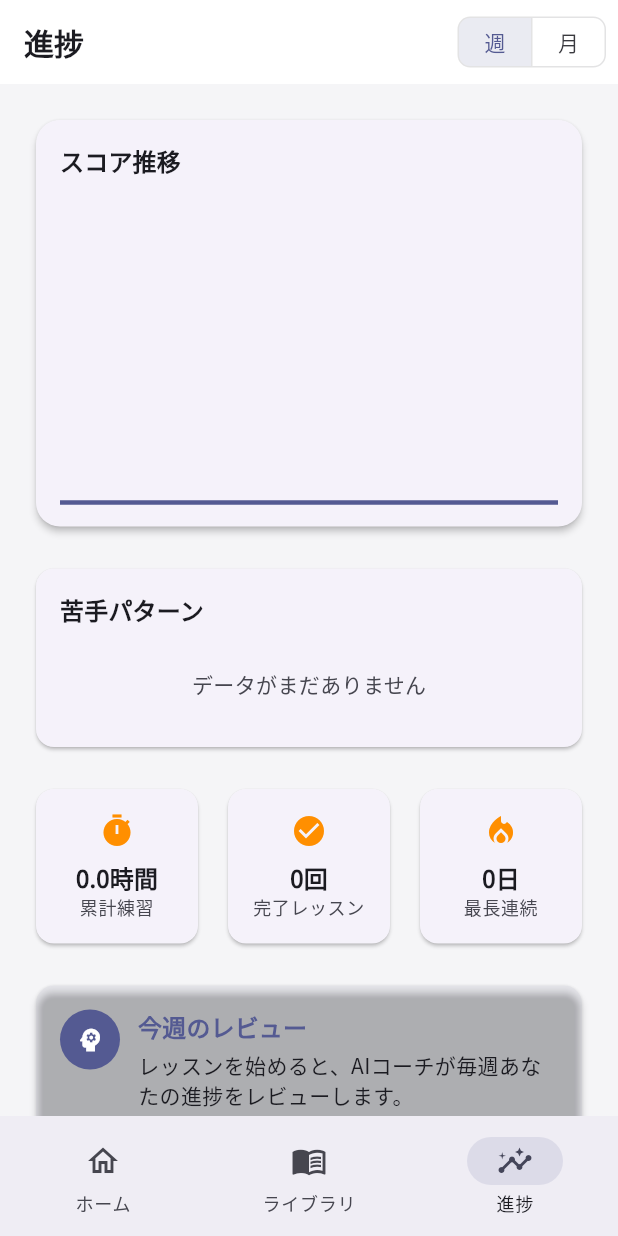
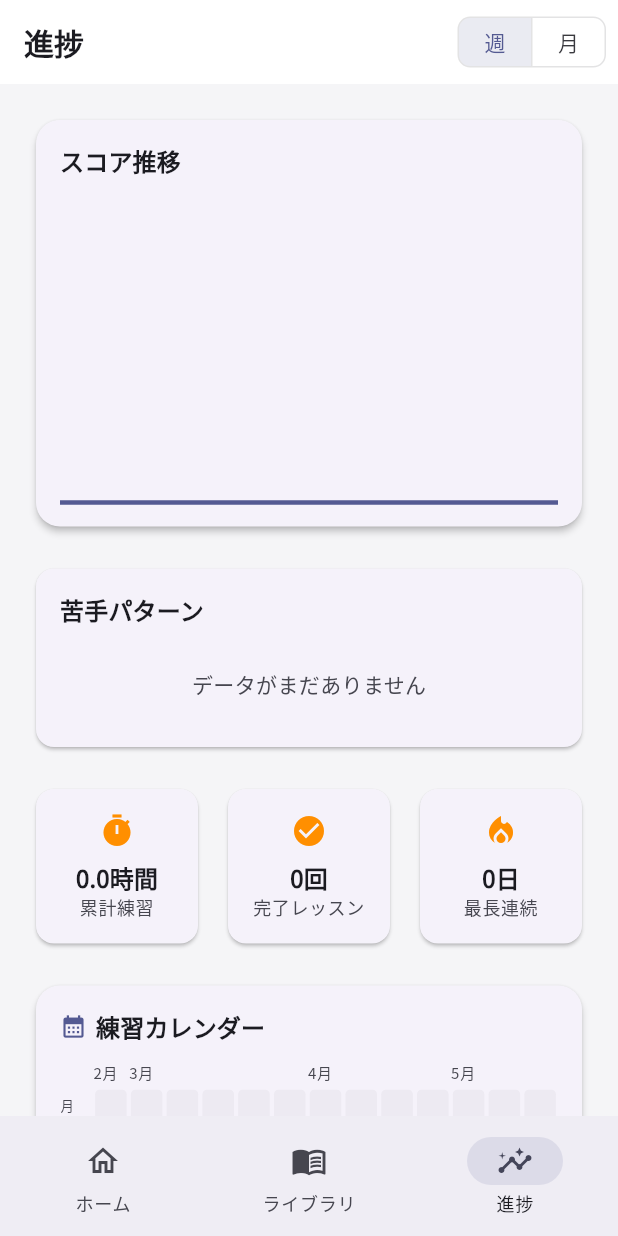
Before and after one commit to ishtos/Doppel, a Flutter app: the ProgressScreen screen opened by its route, on a phone screen of 412 x 824 dp. Run offline on Flutter 3.47's test engine with Material 3 defaults, Android fonts, the phone set to English and light mode, and no system bars; drawn by our look-alikes of fl_chart; our stand-ins replace flutter_local_notifications, flutter_riverpod, flutter_tts, freezed_annotation, go_router, google_fonts and 4 more; missing offline and left inert: record; accounts and stored records are empty; generated files the repository leaves out were written again.

Commit message:
feat: add practice calendar heatmap to progress screen
Progress画面にGitHub風の練習カレンダーヒートマップを追加。
過去13週分の練習頻度を色の濃淡で可視化し、練習日数・回数の
サマリーをカード内に表示。レスポンシブ対応で画面幅に応じた
セルサイズの自動調整に対応。

https://claude.ai/code/session_01TGyrywgqX9iu139M3Ly3wY

```diff
--- a/lib/features/progress/data/repositories/progress_repository.dart
+++ b/lib/features/progress/data/repositories/progress_repository.dart
@@ -78,6 +78,24 @@ class ProgressRepository {
       ..sort((a, b) => a.createdAt.compareTo(b.createdAt));
   }
 
+  // FIXED: 練習カレンダーヒートマップ用の日別練習回数データ
+  Map<DateTime, int> getPracticeCalendarData({int days = 91}) {
+    final cutoff = DateTime.now().subtract(Duration(days: days));
+    final result = <DateTime, int>{};
+    for (final raw in feedbackBox.values) {
+      final feedback = FeedbackModel.fromJson(deepCast(raw));
+      if (feedback.createdAt.isAfter(cutoff)) {
+        final key = DateTime(
+          feedback.createdAt.year,
+          feedback.createdAt.month,
+          feedback.createdAt.day,
+        );
+        result[key] = (result[key] ?? 0) + 1;
+      }
+    }
+    return result;
+  }
+
   /// Analyze weak pronunciation patterns from recent feedback.
   Map<String, double> getWeakPatterns() {
     final feedbacks = feedbackBox.values
--- a/lib/features/progress/presentation/providers/progress_provider.dart
+++ b/lib/features/progress/presentation/providers/progress_provider.dart
@@ -19,3 +19,8 @@ final scoreHistoryProvider =
 final weakPatternsProvider = Provider<Map<String, double>>((ref) {
   return ref.watch(progressRepositoryProvider).getWeakPatterns();
 });
+
+// FIXED: 練習カレンダーヒートマップ用プロバイダー追加
+final practiceCalendarProvider = Provider<Map<DateTime, int>>((ref) {
+  return ref.watch(progressRepositoryProvider).getPracticeCalendarData();
+});
--- a/lib/features/progress/presentation/screens/progress_screen.dart
+++ b/lib/features/progress/presentation/screens/progress_screen.dart
@@ -3,6 +3,7 @@ import 'package:flutter/material.dart';
 import 'package:flutter_riverpod/flutter_riverpod.dart';
 
 import '../providers/progress_provider.dart';
+import '../widgets/practice_calendar.dart';
 
 class ProgressScreen extends ConsumerStatefulWidget {
   const ProgressScreen({super.key});
@@ -21,6 +22,11 @@ class _ProgressScreenState extends ConsumerState<ProgressScreen> {
     final days = _isWeekly ? 7 : 30;
     final scoreHistory = ref.watch(scoreHistoryProvider(days));
     final weakPatterns = ref.watch(weakPatternsProvider);
+    // FIXED: 練習カレンダーヒートマップデータ取得
+    final calendarData = ref.watch(practiceCalendarProvider);
+    final practiceDays = calendarData.keys.length;
+    final totalSessions =
+        calendarData.values.fold<int>(0, (sum, c) => sum + c);
 
     // Build chart spots
     final spots = scoreHistory.isEmpty
@@ -207,6 +213,38 @@ class _ProgressScreenState extends ConsumerState<ProgressScreen> {
             ),
             const SizedBox(height: 20),
 
+            // FIXED: 練習カレンダーヒートマップカード追加
+            Card(
+              child: Padding(
+                padding: const EdgeInsets.all(16),
+                child: Column(
+                  crossAxisAlignment: CrossAxisAlignment.start,
+                  children: [
+                    Row(
+                      children: [
+                        Icon(Icons.calendar_month,
+                            size: 18, color: theme.colorScheme.primary),
+                        const SizedBox(width: 6),
+                        Text('練習カレンダー',
+                            style: theme.textTheme.titleSmall),
+                        const Spacer(),
+                        if (practiceDays > 0)
+                          Text(
+                            '$practiceDays日 / $totalSessions回',
+                            style: theme.textTheme.bodySmall?.copyWith(
+                              color: theme.colorScheme.onSurfaceVariant,
+                            ),
+                          ),
+                      ],
+                    ),
+                    const SizedBox(height: 12),
+                    PracticeCalendar(practiceData: calendarData),
+                  ],
+                ),
+              ),
+            ),
+            const SizedBox(height: 20),
+
             // Weekly review
             Card(
               color:
--- /dev/null
+++ b/lib/features/progress/presentation/widgets/practice_calendar.dart
@@ -0,0 +1,174 @@
+import 'package:flutter/material.dart';
+
+class PracticeCalendar extends StatelessWidget {
+  const PracticeCalendar({super.key, required this.practiceData});
+
+  final Map<DateTime, int> practiceData;
+
+  static const _weekCount = 13;
+  static const _dayLabels = ['月', '', '水', '', '金', '', ''];
+  static const _monthNames = [
+    '',
+    '1月',
+    '2月',
+    '3月',
+    '4月',
+    '5月',
+    '6月',
+    '7月',
+    '8月',
+    '9月',
+    '10月',
+    '11月',
+    '12月',
+  ];
+
+  @override
+  Widget build(BuildContext context) {
+    final theme = Theme.of(context);
+    final now = DateTime.now();
+    final today = DateTime(now.year, now.month, now.day);
+    final thisMonday = today.subtract(Duration(days: today.weekday - 1));
+    final startMonday =
+        thisMonday.subtract(const Duration(days: (_weekCount - 1) * 7));
+
+    return LayoutBuilder(
+      builder: (context, constraints) {
+        const labelWidth = 22.0;
+        final cellTotal = (constraints.maxWidth - labelWidth) / _weekCount;
+        final gap = (cellTotal * 0.12).clamp(1.5, 3.0);
+        final cellSize = cellTotal - gap;
+
+        return Column(
+          crossAxisAlignment: CrossAxisAlignment.start,
+          children: [
+            _buildMonthRow(startMonday, cellTotal, labelWidth, theme),
+            const SizedBox(height: 2),
+            Row(
+              crossAxisAlignment: CrossAxisAlignment.start,
+              children: [
+                _buildDayLabels(labelWidth, cellTotal, theme),
+                ...List.generate(_weekCount, (w) {
+                  return Column(
+                    children: List.generate(7, (d) {
+                      final date =
+                          startMonday.add(Duration(days: w * 7 + d));
+                      final future = date.isAfter(today);
+                      final count =
+                          future ? 0 : (practiceData[date] ?? 0);
+                      return Container(
+                        width: cellSize,
+                        height: cellSize,
+                        margin: EdgeInsets.all(gap / 2),
+                        decoration: BoxDecoration(
+                          color: future
+                              ? Colors.transparent
+                              : _color(count, theme),
+                          borderRadius: BorderRadius.circular(3),
+                          border: date == today
+                              ? Border.all(
+                                  color: theme.colorScheme.onSurface
+                                      .withValues(alpha: 0.4),
+                                  width: 1.5,
+                                )
+                              : null,
+                        ),
+                      );
+                    }),
+                  );
+                }),
+              ],
+            ),
+            const SizedBox(height: 8),
+            _buildLegend(cellSize.clamp(8.0, 12.0), theme),
+          ],
+        );
+      },
+    );
+  }
+
+  Widget _buildMonthRow(
+    DateTime start,
+    double cellTotal,
+    double labelWidth,
+    ThemeData theme,
+  ) {
+    final style = theme.textTheme.labelSmall?.copyWith(
+      fontSize: 10,
+      color: theme.colorScheme.onSurfaceVariant,
+    );
+    int? prev;
+    return Padding(
+      padding: EdgeInsets.only(left: labelWidth),
+      child: Row(
+        children: List.generate(_weekCount, (w) {
+          final mon = start.add(Duration(days: w * 7));
+          final m = mon.month;
+          final label = m != prev ? _monthNames[m] : '';
+          prev = m;
+          return SizedBox(width: cellTotal, child: Text(label, style: style));
+        }),
+      ),
+    );
+  }
+
+  Widget _buildDayLabels(
+    double width,
+    double cellTotal,
+    ThemeData theme,
+  ) {
+    final style = theme.textTheme.labelSmall?.copyWith(
+      fontSize: 9,
+      color: theme.colorScheme.onSurfaceVariant,
+    );
+    return SizedBox(
+      width: width,
+      child: Column(
+        children: _dayLabels
+            .map((l) => SizedBox(
+                  height: cellTotal,
+                  child: Align(
+                    alignment: Alignment.centerLeft,
+                    child: Text(l, style: style),
+                  ),
+                ))
+            .toList(),
+      ),
+    );
+  }
+
+  Widget _buildLegend(double size, ThemeData theme) {
+    final style = theme.textTheme.labelSmall?.copyWith(
+      fontSize: 10,
+      color: theme.colorScheme.onSurfaceVariant,
+    );
+    return Row(
+      mainAxisAlignment: MainAxisAlignment.end,
+      children: [
+        Text('少ない', style: style),
+        const SizedBox(width: 4),
+        for (var i = 0; i <= 3; i++)
+          Container(
+            width: size,
+            height: size,
+            margin: const EdgeInsets.only(right: 2),
+            decoration: BoxDecoration(
+              color: _color(i, theme),
+              borderRadius: BorderRadius.circular(2),
+            ),
+          ),
+        const SizedBox(width: 4),
+        Text('多い', style: style),
+      ],
+    );
+  }
+
+  Color _color(int count, ThemeData theme) {
+    if (count == 0) {
+      return theme.colorScheme.surfaceContainerHighest.withValues(alpha: 0.5);
+    }
+    if (count == 1) return theme.colorScheme.primary.withValues(alpha: 0.3);
+    if (count == 2) return theme.colorScheme.primary.withValues(alpha: 0.6);
+    return theme.colorScheme.primary;
+  }
+}
```
Also changed, not shown: 1 other file.
